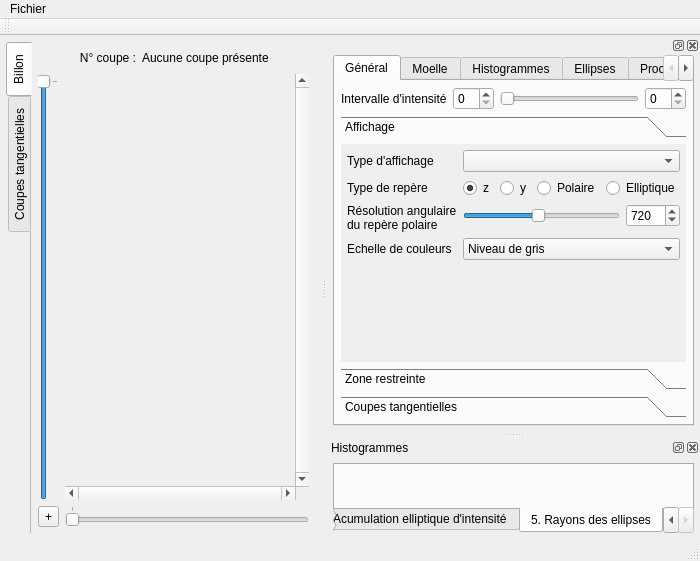
Before: the Qt Designer form ui/mainwindow.ui in akrah/TKDetection, drawn with Qt 5.
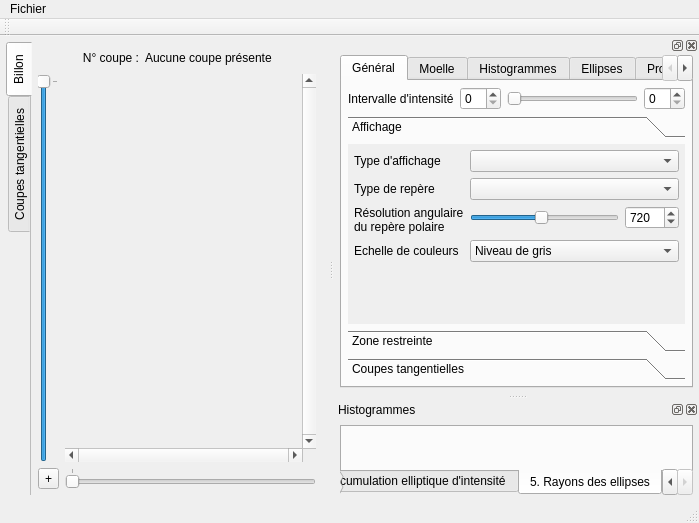
After: the same form once the commit is applied. The open tabs and pages were chosen to show the change. Custom widgets are drawn as their Qt base class.

Commit message: Add cylindical projection + combine projection in only one entry + fix bug in elliptical histogram

What changed in the file:
```diff
--- a/ui/mainwindow.ui
+++ b/ui/mainwindow.ui
@@ -6,8 +6,8 @@
    <rect>
     <x>0</x>
     <y>0</y>
-    <width>700</width>
-    <height>561</height>
+    <width>699</width>
+    <height>523</height>
    </rect>
   </property>
   <property name="windowTitle">
@@ -286,7 +286,7 @@
     <rect>
      <x>0</x>
      <y>0</y>
-     <width>700</width>
+     <width>699</width>
      <height>25</height>
     </rect>
    </property>
@@ -397,8 +397,8 @@
              <rect>
               <x>0</x>
               <y>0</y>
-              <width>435</width>
-              <height>148</height>
+              <width>385</width>
+              <height>157</height>
              </rect>
             </property>
             <attribute name="label">
@@ -435,59 +435,6 @@
                </property>
               </widget>
              </item>
-             <item row="1" column="1">
-              <layout class="QHBoxLayout" name="horizontalLayout">
-               <item>
-                <widget class="QRadioButton" name="_radioZProjection">
-                 <property name="font">
-                  <font>
-                   <weight>50</weight>
-                   <bold>false</bold>
-                  </font>
-                 </property>
-                 <property name="text">
-                  <string>z</string>
-                 </property>
-                 <property name="checked">
-                  <bool>true</bool>
-                 </property>
-                </widget>
-               </item>
-               <item>
-                <widget class="QRadioButton" name="_radioYProjection">
-                 <property name="font">
-                  <font>
-                   <weight>50</weight>
-                   <bold>false</bold>
-                  </font>
-                 </property>
-                 <property name="text">
-                  <string>y</string>
-                 </property>
-                </widget>
-               </item>
-               <item>
-                <widget class="QRadioButton" name="_radioPolarProjection">
-                 <property name="font">
-                  <font>
-                   <weight>50</weight>
-                   <bold>false</bold>
-                  </font>
-                 </property>
-                 <property name="text">
-                  <string>Polaire</string>
-                 </property>
-                </widget>
-               </item>
-               <item>
-                <widget class="QRadioButton" name="_radioEllipticProjection">
-                 <property name="text">
-                  <string>Elliptique</string>
-                 </property>
-                </widget>
-               </item>
-              </layout>
-             </item>
              <item row="2" column="0">
               <widget class="QLabel" name="label_46">
                <property name="font">
@@ -590,6 +537,9 @@
                </item>
               </widget>
              </item>
+             <item row="1" column="1">
+              <widget class="QComboBox" name="_comboProjectionType"/>
+             </item>
             </layout>
            </widget>
            <widget class="QWidget" name="page_9">
```
Left out of the diff: 41 changed lines with no effect on the pictures. The commit also changes 5 other files.
